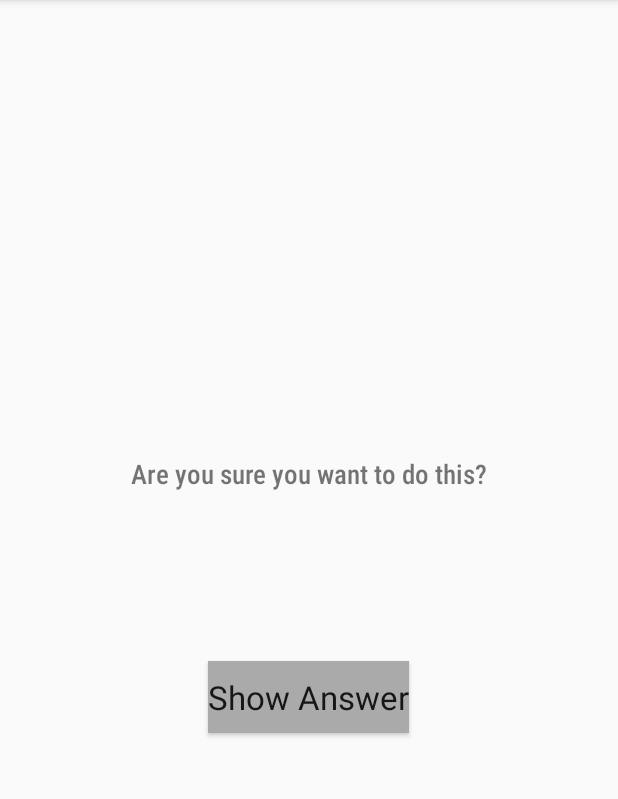
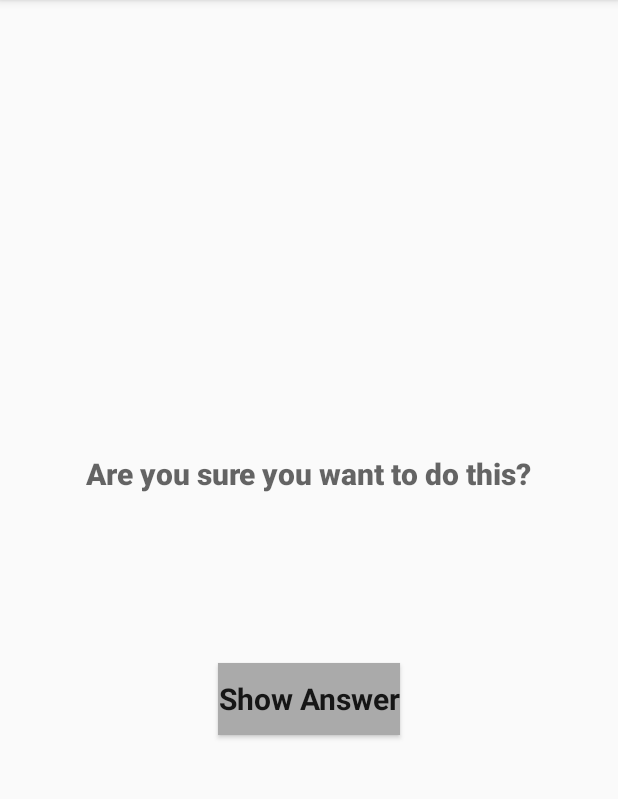
Before and after one commit to rossguju1/AndroidProgramming_CS65, an Android app: the CheatActivity screen opened directly, with no data from a screen before it, on a phone screen of 412 x 824 dp, the part 84-883 px from its top. Run offline under Robolectric (Android 15) with nearby library versions, the phone set to English and light mode, and no system bars.

Commit message:
final commit for codeit1

```diff
--- a/CodeIts/CodeIt1/DartQuiz_Ross/app/src/main/java/edu/dartmouth/cs/dartquiz_ross/CheatActivity.java
+++ b/CodeIts/CodeIt1/DartQuiz_Ross/app/src/main/java/edu/dartmouth/cs/dartquiz_ross/CheatActivity.java
@@ -17,6 +17,7 @@ public class CheatActivity extends AppCompatActivity {
 
     private boolean mCheated = false;
 
+    // onSaveInstanceState saves the state of mCheated i.e. even if they rotate the phone
     @Override
     protected void onSaveInstanceState(@NonNull Bundle outState) {
         super.onSaveInstanceState(outState);
@@ -28,6 +29,7 @@ public class CheatActivity extends AppCompatActivity {
         super.onCreate(savedInstanceState);
         setContentView(R.layout.activity_cheat);
 
+        // check if the app had a previous state
         if (savedInstanceState != null){
             mCheated = savedInstanceState.getBoolean(KEY_CHEATED);
 
@@ -36,6 +38,7 @@ public class CheatActivity extends AppCompatActivity {
         mShowAnswerButton = findViewById(R.id.show_answer_button);
         mShowAnswerText = findViewById(R.id.show_answer_text);
 
+        // check if the Show Answer button was clicked
         if (mCheated){
             mShowAnswerText.setText(Boolean.toString(getIntent().getBooleanExtra(QuizActivity.EXTRA_ANSWER, false)));
             answerShown();
@@ -47,6 +50,7 @@ public class CheatActivity extends AppCompatActivity {
             public void onClick(View v) {
                 mShowAnswerText.setText(Boolean.toString(getIntent().getBooleanExtra(QuizActivity.EXTRA_ANSWER, false)));
                 answerShown();
+                // the user clicked on show answer so set variable to true
                 mCheated = true;
             }
         });
--- a/CodeIts/CodeIt1/DartQuiz_Ross/app/src/main/java/edu/dartmouth/cs/dartquiz_ross/QuizActivity.java
+++ b/CodeIts/CodeIt1/DartQuiz_Ross/app/src/main/java/edu/dartmouth/cs/dartquiz_ross/QuizActivity.java
@@ -46,8 +46,10 @@ public class QuizActivity extends AppCompatActivity {
     protected void onSaveInstanceState(@NonNull Bundle outState) {
         super.onSaveInstanceState(outState);
         outState.putInt(KEY_CURRENT_INDEX, mCurrentIndex);
+
+        //int array is used to keep track if the user cheated on a question
         outState.putIntArray(KEY_CHEAT_BANK, mUserCheatBank);
-        Log.d(TAG, "onCreate()");
+        Log.d(TAG, "onSaveInstanceState()");
     }
 
     @Override
@@ -56,13 +58,23 @@ public class QuizActivity extends AppCompatActivity {
         setContentView(R.layout.activity_main);
         Log.d(TAG, "onCreate()");
 
+        // if the app goes through the life cycle again
+        // recover the previous states of the current question index
+        // and if they cheated on that question
         if (savedInstanceState != null) {
+            // get previous cheat states of the questions
             mUserCheatBank = savedInstanceState.getIntArray(KEY_CHEAT_BANK);
+
+            // initialize our model Questions class with the previous
+            // states holding the values if the user cheated or not
             for (int i = 0; i < mQuestionBank.length; i++) {
+
+                // 0 means they didnt cheat
                 if (mUserCheatBank[i] == 0) {
                     mQuestionBank[i].setmCheatQuestion(false);
 
                 } else {
+                    // otherwise its 1 which means they previously cheated
                     mQuestionBank[i].setmCheatQuestion(true);
                 }
             }
@@ -139,7 +151,12 @@ public class QuizActivity extends AppCompatActivity {
         super.onActivityResult(requestCode, resultCode, data);
 
         if (requestCode == REQUEST_CHEATED && resultCode == RESULT_OK && data != null){
+
+            // update the mQuestionBank if the user cheated
+            // this is our model class
             mQuestionBank[mCurrentIndex].setmCheatQuestion(data.getBooleanExtra(CheatActivity.EXTRA_USER_CHEATED, false));
+
+            // update the mUserCheatBank
             mUserCheatBank[mCurrentIndex] = 1;
         }
     }
@@ -172,12 +189,13 @@ public class QuizActivity extends AppCompatActivity {
 
     private void checkAnswer(boolean answer){
 
+        //first check the mQuestionBank to see if the user cheated
         if(mQuestionBank[mCurrentIndex].getmCheatQuestion()){
             Toast.makeText(QuizActivity.this, "Cheating Is Wrong", Toast.LENGTH_SHORT).show();
 
         } else{
 
-
+            //otherwise check if they got the question right
         if (mQuestionBank[mCurrentIndex].getmAnswerIsTrue() == answer){
             Toast.makeText(QuizActivity.this, "Correct", Toast.LENGTH_SHORT).show();
         } else {
--- a/CodeIts/CodeIt1/DartQuiz_Ross/app/src/main/java/edu/dartmouth/cs/dartquiz_ross/models/Question.java
+++ b/CodeIts/CodeIt1/DartQuiz_Ross/app/src/main/java/edu/dartmouth/cs/dartquiz_ross/models/Question.java
@@ -4,6 +4,8 @@ public class Question {
 
     private int mQuestionResID;
     private boolean mAnswerIsTrue;
+
+    //this variable is used to maintain the state even if rotated
     private boolean mCheatQuestion;
 
     public Question(int mQuestionResID, boolean mAnswerIsTrue, boolean mCheatQuestion) {
--- a/CodeIts/CodeIt1/DartQuiz_Ross/app/src/main/res/layout/activity_cheat.xml
+++ b/CodeIts/CodeIt1/DartQuiz_Ross/app/src/main/res/layout/activity_cheat.xml
@@ -13,11 +13,12 @@
         android:id="@+id/textView"
         android:layout_width="wrap_content"
         android:layout_height="wrap_content"
-        android:fontFamily="sans-serif-condensed-medium"
+        android:fontFamily="sans-serif-medium"
         android:padding="24dp"
         android:text="Are you sure you want to do this?"
-        android:textSize="18sp"
-        />
+        android:textAppearance="@style/TextAppearance.AppCompat.Medium"
+        android:textSize="20sp"
+        android:textStyle="bold" />
 
     <TextView
         android:id="@+id/show_answer_text"
@@ -33,7 +34,9 @@
         android:layout_height="wrap_content"
         android:background="@android:color/darker_gray"
         android:text="Show Answer"
-        android:textAppearance="@style/TextAppearance.AppCompat.Large" />
+        android:textAppearance="@style/TextAppearance.AppCompat.Large"
+        android:textSize="20sp"
+        android:textStyle="bold" />
 
 
 </LinearLayout>
--- a/CodeIts/CodeIt1/DartQuiz_Ross/app/src/main/res/layout/activity_main.xml
+++ b/CodeIts/CodeIt1/DartQuiz_Ross/app/src/main/res/layout/activity_main.xml
@@ -10,6 +10,8 @@
 
     <TextView
         android:id="@+id/question_text"
+        android:padding="24dp"
+        android:textSize="18sp"
         android:layout_width="wrap_content"
         android:layout_height="wrap_content"
         />
```
Also changed, not shown: 1 other file.
